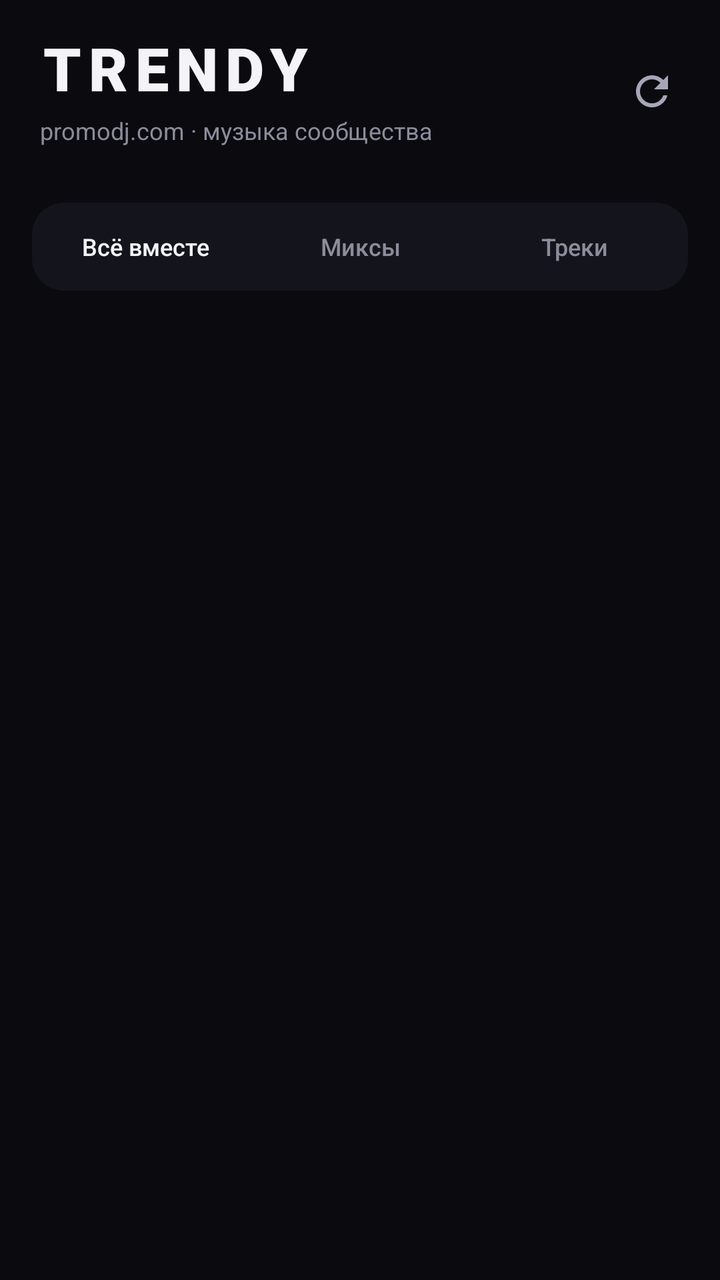
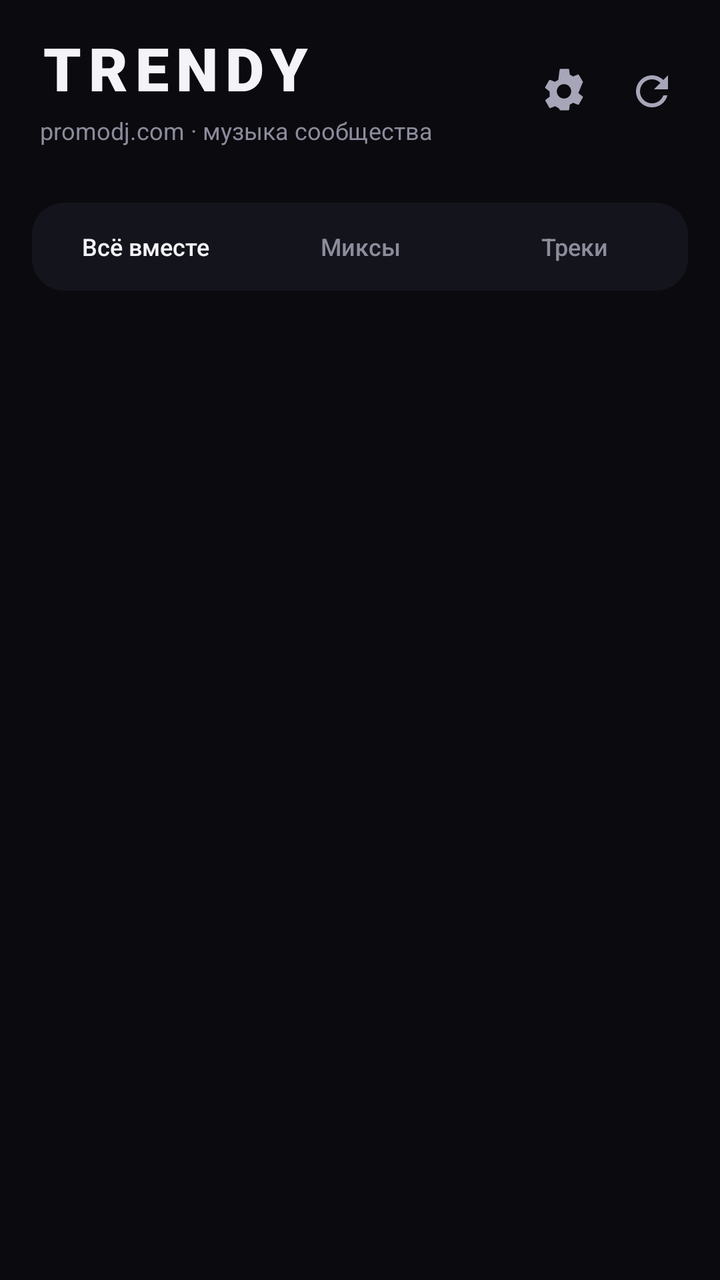

Before-and-after screenshots of an Android layout around one commit, followed by the original layout XML and the change that was made.
<!-- AndroidManifest.xml: application theme AppTheme -->
<!-- res/layout/activity_main.xml -->
<?xml version="1.0" encoding="utf-8"?>
<LinearLayout xmlns:android="http://schemas.android.com/apk/res/android"
    android:layout_width="match_parent"
    android:layout_height="match_parent"
    android:orientation="vertical"
    android:background="@color/bg">

    <LinearLayout
        android:layout_width="match_parent"
        android:layout_height="wrap_content"
        android:orientation="horizontal"
        android:gravity="center_vertical"
        android:paddingStart="20dp"
        android:paddingEnd="12dp"
        android:paddingTop="18dp"
        android:paddingBottom="10dp">

        <LinearLayout
            android:layout_width="0dp"
            android:layout_height="wrap_content"
            android:layout_weight="1"
            android:orientation="vertical">

            <TextView
                android:layout_width="wrap_content"
                android:layout_height="wrap_content"
                android:text="@string/header_title"
                android:textColor="@color/text"
                android:textSize="30sp"
                android:fontFamily="sans-serif-black"
                android:letterSpacing="0.12"
                android:includeFontPadding="false" />

            <TextView
                android:layout_width="wrap_content"
                android:layout_height="wrap_content"
                android:layout_marginTop="4dp"
                android:text="@string/header_sub"
                android:textColor="@color/text_dim"
                android:textSize="12sp" />
        </LinearLayout>

        <ImageButton
            android:id="@+id/refresh"
            android:layout_width="44dp"
            android:focusable="true"
            android:layout_height="44dp"
            android:padding="10dp"
            android:background="?android:attr/selectableItemBackgroundBorderless"
            android:foreground="@drawable/bg_focus_circle"
            android:src="@drawable/ic_refresh"
            android:contentDescription="@string/refresh" />
    </LinearLayout>

    <HorizontalScrollView
        android:layout_width="match_parent"
        android:layout_height="wrap_content"
        android:scrollbars="none"
        android:clipToPadding="false"
        android:paddingStart="16dp"
        android:paddingEnd="16dp"
        android:paddingTop="4dp"
        android:paddingBottom="4dp">

        <LinearLayout
            android:id="@+id/genreRow"
            android:layout_width="wrap_content"
            android:layout_height="wrap_content"
            android:orientation="horizontal" />
    </HorizontalScrollView>

    <LinearLayout
        android:id="@+id/filterBar"
        android:layout_width="match_parent"
        android:layout_height="44dp"
        android:layout_marginStart="16dp"
        android:layout_marginEnd="16dp"
        android:layout_marginTop="10dp"
        android:background="@drawable/bg_filter"
        android:orientation="horizontal"
        android:padding="3dp">

        <TextView
            android:id="@+id/filterAll"
            android:layout_width="0dp"
            android:layout_height="match_parent"
            android:layout_weight="1"
            android:focusable="true"
            android:foreground="@drawable/bg_focus_ring"
            android:gravity="center"
            android:text="@string/filter_all"
            android:textColor="@color/text"
            android:textSize="12sp"
            android:fontFamily="sans-serif-medium" />

        <TextView
            android:id="@+id/filterMixes"
            android:layout_width="0dp"
            android:layout_height="match_parent"
            android:layout_weight="1"
            android:focusable="true"
            android:foreground="@drawable/bg_focus_ring"
            android:gravity="center"
            android:text="@string/filter_mixes"
            android:textColor="@color/text_dim"
            android:textSize="12sp"
            android:fontFamily="sans-serif-medium" />

        <TextView
            android:id="@+id/filterTracks"
            android:layout_width="0dp"
            android:layout_height="match_parent"
            android:layout_weight="1"
            android:focusable="true"
            android:foreground="@drawable/bg_focus_ring"
            android:gravity="center"
            android:text="@string/filter_tracks"
            android:textColor="@color/text_dim"
            android:textSize="12sp"
            android:fontFamily="sans-serif-medium" />
    </LinearLayout>

    <TextView
        android:id="@+id/meta"
        android:layout_width="match_parent"
        android:layout_height="wrap_content"
        android:layout_marginStart="20dp"
        android:layout_marginEnd="20dp"
        android:layout_marginTop="10dp"
        android:layout_marginBottom="4dp"
        android:textColor="@color/text_faint"
        android:textSize="11sp" />

    <FrameLayout
        android:layout_width="match_parent"
        android:layout_height="0dp"
        android:layout_weight="1">

        <ListView
            android:id="@+id/list"
            android:layout_width="match_parent"
            android:layout_height="match_parent"
            android:divider="@null"
            android:dividerHeight="0dp"
            android:drawSelectorOnTop="true"
            android:listSelector="@drawable/bg_row_focus"
            android:scrollbars="none"
            android:clipToPadding="false"
            android:paddingBottom="10dp" />

        <LinearLayout
            android:id="@+id/emptyState"
            android:layout_width="match_parent"
            android:layout_height="match_parent"
            android:orientation="vertical"
            android:gravity="center"
            android:paddingStart="40dp"
            android:paddingEnd="40dp"
            android:visibility="gone">

            <ImageView
                android:layout_width="58dp"
                android:layout_height="58dp"
                android:alpha="0.8"
                android:src="@drawable/ic_note_gray"
                android:contentDescription="@null" />

            <TextView
                android:layout_width="wrap_content"
                android:layout_height="wrap_content"
                android:layout_marginTop="16dp"
                android:text="@string/empty_title"
                android:textColor="@color/text"
                android:textSize="18sp"
                android:fontFamily="sans-serif-medium" />

            <TextView
                android:layout_width="wrap_content"
                android:layout_height="wrap_content"
                android:layout_marginTop="8dp"
                android:gravity="center"
                android:lineSpacingExtra="3dp"
                android:text="@string/empty_text"
                android:textColor="@color/text_dim"
                android:textSize="13sp" />

            <TextView
                android:id="@+id/retry"
                android:layout_width="wrap_content"
                android:layout_height="44dp"
                android:layout_marginTop="20dp"
                android:background="@drawable/bg_pill_button"
                android:focusable="true"
                android:foreground="@drawable/bg_focus_ring"
                android:gravity="center"
                android:paddingStart="24dp"
                android:paddingEnd="24dp"
                android:text="@string/retry"
                android:textColor="@color/text"
                android:textSize="13sp"
                android:fontFamily="sans-serif-medium" />
        </LinearLayout>

        <ProgressBar
            android:id="@+id/progress"
            android:layout_width="36dp"
            android:layout_height="36dp"
            android:layout_gravity="center"
            android:indeterminate="true"
            android:indeterminateTint="@color/accent"
            android:visibility="gone" />
    </FrameLayout>

    <include layout="@layout/view_mini_player" />
</LinearLayout>
<!-- res/layout/view_mini_player.xml (included above) -->
<?xml version="1.0" encoding="utf-8"?>
<LinearLayout xmlns:android="http://schemas.android.com/apk/res/android"
    android:id="@+id/miniPlayer"
    android:layout_width="match_parent"
    android:layout_height="wrap_content"
    android:layout_marginStart="10dp"
    android:layout_marginEnd="10dp"
    android:layout_marginTop="4dp"
    android:layout_marginBottom="10dp"
    android:background="@drawable/bg_mini"
    android:elevation="12dp"
    android:orientation="vertical"
    android:visibility="gone">

    <ProgressBar
        android:id="@+id/miniProgress"
        style="?android:attr/progressBarStyleHorizontal"
        android:layout_width="match_parent"
        android:layout_height="2dp"
        android:max="1000"
        android:progress="0"
        android:progressBackgroundTint="#1FFFFFFF"
        android:progressTint="@color/accent" />

    <LinearLayout
        android:layout_width="match_parent"
        android:layout_height="64dp"
        android:gravity="center_vertical"
        android:orientation="horizontal"
        android:paddingStart="8dp"
        android:paddingEnd="6dp">

        <com.promodj.trendy.RoundedImageView
            android:id="@+id/miniCover"
            android:layout_width="46dp"
            android:layout_height="46dp"
            android:scaleType="centerCrop"
            android:src="@drawable/ic_cover_placeholder"
            android:contentDescription="@null" />

        <LinearLayout
            android:id="@+id/miniInfo"
            android:layout_width="0dp"
            android:layout_height="match_parent"
            android:layout_weight="1"
            android:layout_marginStart="12dp"
            android:focusable="true"
            android:foreground="@drawable/bg_focus_ring"
            android:gravity="center_vertical"
            android:orientation="vertical"
            android:paddingEnd="6dp">

            <TextView
                android:id="@+id/miniTitle"
                android:layout_width="match_parent"
                android:layout_height="wrap_content"
                android:ellipsize="end"
                android:maxLines="1"
                android:textColor="@color/text"
                android:textSize="14sp"
                android:fontFamily="sans-serif-medium" />

            <TextView
                android:id="@+id/miniArtist"
                android:layout_width="match_parent"
                android:layout_height="wrap_content"
                android:layout_marginTop="1dp"
                android:ellipsize="end"
                android:maxLines="1"
                android:textColor="@color/text_dim"
                android:textSize="11sp" />
        </LinearLayout>

        <ImageButton
            android:id="@+id/miniPlay"
            android:layout_width="42dp"
            android:focusable="true"
            android:layout_height="42dp"
            android:background="?android:attr/selectableItemBackgroundBorderless"
            android:foreground="@drawable/bg_focus_circle"
            android:padding="8dp"
            android:src="@drawable/ic_play_white"
            android:contentDescription="@string/play" />

        <ImageButton
            android:id="@+id/miniNext"
            android:layout_width="38dp"
            android:focusable="true"
            android:layout_height="38dp"
            android:background="?android:attr/selectableItemBackgroundBorderless"
            android:foreground="@drawable/bg_focus_circle"
            android:padding="8dp"
            android:src="@drawable/ic_next_white"
            android:contentDescription="@string/next" />
    </LinearLayout>
</LinearLayout>
<!-- resources referenced by this layout -->
<resources>
  <color name="accent">#FF2D46</color>
  <color name="bg">#0A0A0F</color>
  <color name="text">#F3F3F8</color>
  <color name="text_dim">#8C8C9C</color>
  <color name="text_faint">#5C5C6C</color>
  <!-- drawable bg_filter (drawable) -->
  <?xml version="1.0" encoding="utf-8"?>
  <shape xmlns:android="http://schemas.android.com/apk/res/android" android:shape="rectangle">
      <solid android:color="@color/surface" />
      <corners android:radius="16dp" />
  </shape>
  <!-- drawable bg_pill_button (drawable) -->
  <?xml version="1.0" encoding="utf-8"?>
  <shape xmlns:android="http://schemas.android.com/apk/res/android" android:shape="rectangle">
      <solid android:color="@color/surface2" />
      <corners android:radius="14dp" />
      <stroke android:width="1dp" android:color="#1FFFFFFF" />
  </shape>
  <!-- drawable ic_next_white (drawable) -->
  <?xml version="1.0" encoding="utf-8"?>
  <vector xmlns:android="http://schemas.android.com/apk/res/android"
      android:width="24dp" android:height="24dp"
      android:viewportWidth="24" android:viewportHeight="24">
      <path android:fillColor="#FFFFFF" android:pathData="M6,18l8.5,-6L6,6v12zM16,6v12h2V6h-2z" />
  </vector>
  <!-- drawable ic_note_gray (drawable) -->
  <?xml version="1.0" encoding="utf-8"?>
  <vector xmlns:android="http://schemas.android.com/apk/res/android"
      android:width="24dp" android:height="24dp"
      android:viewportWidth="24" android:viewportHeight="24">
      <path android:fillColor="#5C5C6C" android:pathData="M12,3v10.55c-0.59,-0.34 -1.27,-0.55 -2,-0.55 -2.21,0 -4,1.79 -4,4s1.79,4 4,4 4,-1.79 4,-4V7h4V3h-6z" />
  </vector>
  <!-- drawable ic_play_white (drawable) -->
  <?xml version="1.0" encoding="utf-8"?>
  <vector xmlns:android="http://schemas.android.com/apk/res/android"
      android:width="24dp" android:height="24dp"
      android:viewportWidth="24" android:viewportHeight="24">
      <path android:fillColor="#FFFFFF" android:pathData="M8,5v14l11,-7z" />
  </vector>
  <string name="empty_text">Не удалось получить список. Проверьте соединение и попробуйте ещё раз.</string>
  <string name="empty_title">Пока пусто</string>
  <string name="filter_all">Всё вместе</string>
  <string name="filter_mixes">Миксы</string>
  <string name="filter_tracks">Треки</string>
  <string name="header_sub">promodj.com · музыка сообщества</string>
  <string name="header_title">TRENDY</string>
  <string name="next">Следующий</string>
  <string name="play">Играть</string>
  <string name="refresh">Обновить</string>
  <string name="retry">Повторить</string>
  <color name="surface">#14141C</color>
  <color name="transparent">#00000000</color>
  <color name="white">#FFFFFF</color>
  <color name="surface2">#1A1A24</color>
  <!-- unchanged entries left out for length: 7 -->
</resources>

<!-- the commit's change to res/layout/activity_main.xml (unified diff, before → after) -->
@@ -39,6 +39,17 @@
                 android:textColor="@color/text_dim"
                 android:textSize="12sp" />
         </LinearLayout>
+
+        <ImageButton
+            android:id="@+id/settings"
+            android:layout_width="44dp"
+            android:layout_height="44dp"
+            android:background="?android:attr/selectableItemBackgroundBorderless"
+            android:contentDescription="@string/settings"
+            android:focusable="true"
+            android:foreground="@drawable/bg_focus_circle"
+            android:padding="10dp"
+            android:src="@drawable/ic_settings" />
 
         <ImageButton
             android:id="@+id/refresh"
<!-- resource entries referenced after the edit -->
@@ -39,6 +39,17 @@
       android:viewportWidth="24" android:viewportHeight="24">
       <path android:fillColor="#FFFFFF" android:pathData="M8,5v14l11,-7z" />
   </vector>
+  <!-- drawable ic_settings (drawable) -->
+  <?xml version="1.0" encoding="utf-8"?>
+  <vector xmlns:android="http://schemas.android.com/apk/res/android"
+      android:width="24dp"
+      android:height="24dp"
+      android:viewportWidth="24"
+      android:viewportHeight="24">
+      <path
+          android:fillColor="#A6A6B8"
+          android:pathData="M19.14,12.94c0.04,-0.3 0.06,-0.61 0.06,-0.94 0,0.33 0.02,0.64 0.06,0.94l2.03,1.58c0.18,0.14 0.23,0.41 0.12,0.61l-1.92,3.32c-0.12,0.22 -0.37,0.29 -0.59,0.22l-2.39,-0.96c-0.5,0.38 -1.03,0.7 -1.62,0.94l-0.29,2.45c-0.03,0.24 -0.24,0.41 -0.48,0.41h-3.84c-0.24,0 -0.45,-0.17 -0.48,-0.41L9.25,20.35c-0.59,-0.24 -1.13,-0.57 -1.62,-0.94l-2.39,0.96c-0.22,0.08 -0.47,0 -0.59,-0.22L2.74,16.81c-0.12,-0.21 -0.07,-0.47 0.12,-0.61l2.03,-1.58C4.84,13.6 4.82,13.3 4.82,12.97s-0.02,-0.64 -0.06,-0.94L2.73,10.45c-0.18,-0.14 -0.23,-0.41 -0.12,-0.61l1.92,-3.32c0.12,-0.22 0.37,-0.29 0.59,-0.22l2.39,0.96c0.5,-0.38 1.03,-0.7 1.62,-0.94L9.8,1.19c0.02,-0.24 0.23,-0.41 0.48,-0.41h3.84c0.24,0 0.45,0.17 0.48,0.41l0.29,2.45c0.59,0.24 1.13,0.57 1.62,0.94l2.39,-0.96c0.22,-0.08 0.47,0 0.59,0.22l1.92,3.32c0.12,0.22 0.07,0.47 -0.12,0.61L19.14,12.94zM12,15.6c1.98,0 3.6,-1.62 3.6,-3.6S13.98,8.4 12,8.4 8.4,10.02 8.4,12s1.62,3.6 3.6,3.6z" />
+  </vector>
   <string name="empty_text">Не удалось получить список. Проверьте соединение и попробуйте ещё раз.</string>
   <string name="empty_title">Пока пусто</string>
   <string name="filter_all">Всё вместе</string>
@@ -50,6 +61,7 @@
   <string name="play">Играть</string>
   <string name="refresh">Обновить</string>
   <string name="retry">Повторить</string>
+  <string name="settings">Настройки</string>
   <color name="surface">#14141C</color>
   <color name="transparent">#00000000</color>
   <color name="white">#FFFFFF</color>
